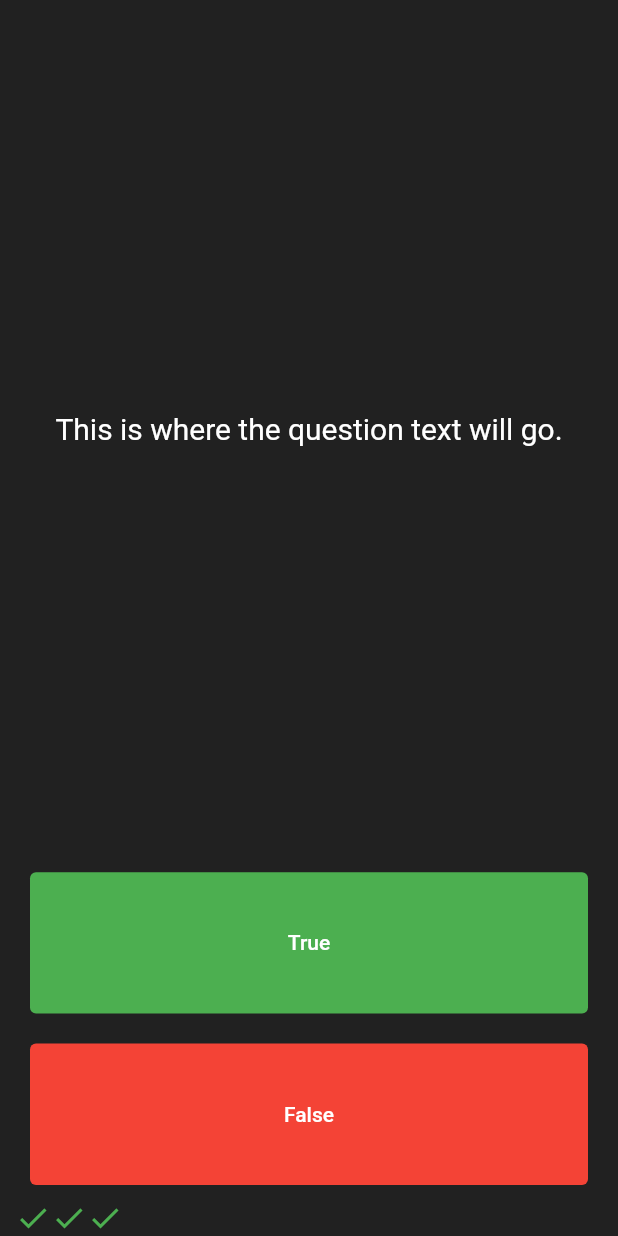
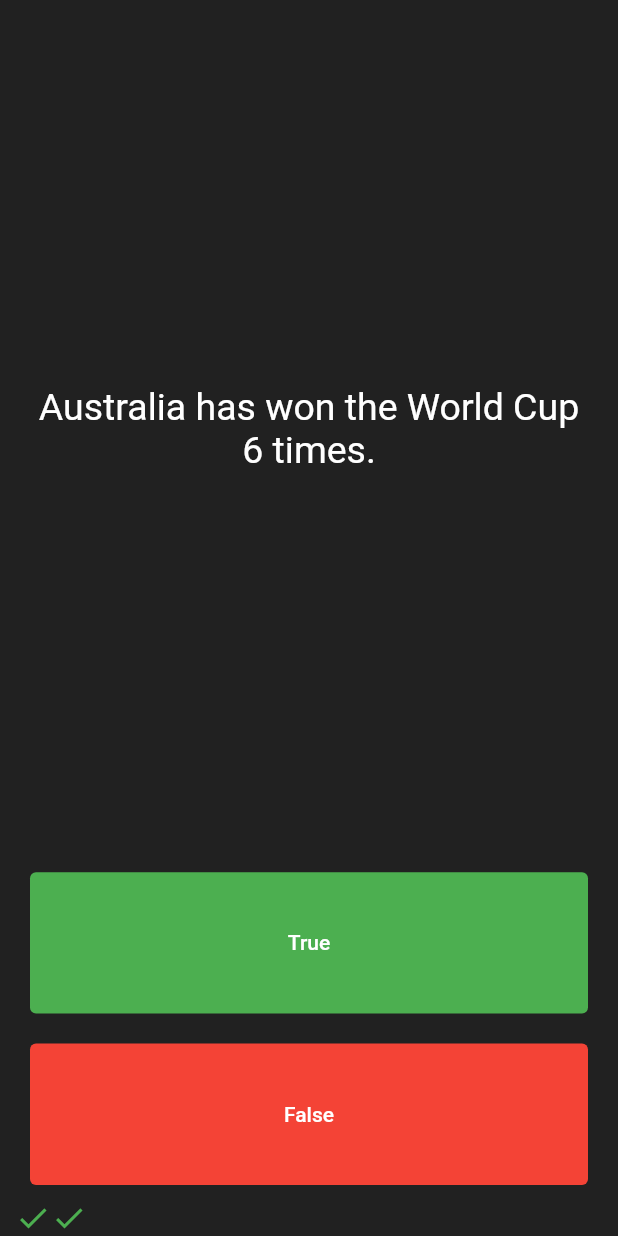
Before and after one commit to Jaytodawat/Flutter-Projects, a Flutter app: the screen it shows after launch, after a tap on "True", after a tap on "False", on a phone screen of 412 x 824 dp. Run offline on Flutter 3.47's test engine with Material 2 defaults, Android fonts, the phone set to English and light mode, and no system bars; our stand-ins replace audioplayers.

Commit message:
main.dart is updated

```diff
--- a/Quizerr/lib/main.dart
+++ b/Quizerr/lib/main.dart
@@ -32,32 +32,35 @@
 }
 
 class _QuizPageState extends State<QuizPage> {
-  List<Icon> scorekeeper = [
-    const Icon(
-      Icons.check,
-      color: Colors.green,
-    ),
-    const Icon(
-      Icons.check,
-      color: Colors.green,
-    ),
+  List<Icon> scorekeeper = [];
+  List<String> questions = [
+    'India are the only country to win the 20 overs, the 50 overs and 60 overs World Cup.',
+    'The first cricket World Cup was held in 1976.',
+    'Australia has won the World Cup 6 times.',
+    'Clive Lloyd of the West Indies is the only captain to win the World Cup twice.',
+    'The 2019 World Cup is the 5th time that England have hosted.',
+    'To this day (30 May 2019) only 1 bowler has reached 100 mph.'
   ];
+  List<bool> answers = [true, false, false, false, true, true];
+  int questionnumber = 0;
+  int answernumber = 0;
+
   @override
   Widget build(BuildContext context) {
     return Column(
       mainAxisAlignment: MainAxisAlignment.spaceBetween,
       crossAxisAlignment: CrossAxisAlignment.stretch,
       children: [
-        const Expanded(
+        Expanded(
           flex: 5,
           child: Padding(
-            padding: EdgeInsets.all(10.0),
+            padding: const EdgeInsets.all(8.0),
             child: Center(
               child: Text(
-                'This is where the question text will go.',
+                questions[questionnumber],
                 textAlign: TextAlign.center,
-                style: TextStyle(
-                  fontSize: 20.0,
+                style: const TextStyle(
+                  fontSize: 25.0,
                   color: Colors.white,
                 ),
               ),
@@ -70,14 +73,31 @@
             padding: const EdgeInsets.fromLTRB(10.0, 10.0, 10.0, 10.0),
             child: TextButton(
               onPressed: () {
-                setState(() {
-                  scorekeeper.add(
-                    const Icon(
-                      Icons.check,
-                      color: Colors.green,
-                    ),
-                  );
-                });
+                IconData icon =
+                    answers[answernumber] ? Icons.check : Icons.close;
+                Color c = (icon == Icons.check) ? Colors.green : Colors.red;
+                if (questionnumber != questions.length - 1) {
+                  setState(() {
+                    questionnumber++;
+                    answernumber++;
+                    scorekeeper.add(
+                      Icon(
+                        icon,
+                        color: c,
+                      ),
+                    );
+                  });
+                } else if (scorekeeper.length != questions.length) {
+                  setState(() {
+                    scorekeeper.add(
+                      Icon(
+                        icon,
+                        color: c,
+                      ),
+                    );
+                  });
+                }
+
                 //print('Hello');
               },
               style: const ButtonStyle(
@@ -101,6 +121,30 @@
                 backgroundColor: MaterialStatePropertyAll(Colors.red),
               ),
               onPressed: () {
+                IconData icon =
+                    !answers[answernumber] ? Icons.check : Icons.close;
+                Color c = (icon == Icons.check) ? Colors.green : Colors.red;
+                if (questionnumber != questions.length - 1) {
+                  setState(() {
+                    questionnumber++;
+                    answernumber++;
+                    scorekeeper.add(
+                      Icon(
+                        icon,
+                        color: c,
+                      ),
+                    );
+                  });
+                } else if (scorekeeper.length != questions.length) {
+                  setState(() {
+                    scorekeeper.add(
+                      Icon(
+                        icon,
+                        color: c,
+                      ),
+                    );
+                  });
+                }
                 //print('Hello');
               },
               child: const Text(
```
